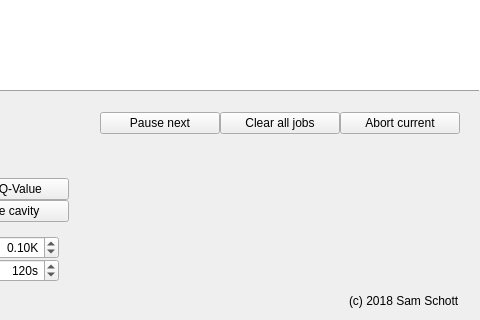
Before: the Qt Designer form customxepr/customxepr_ui_macos.ui in OE-FET/customxepr, drawn with Qt 5; both pictures show x 327 to 807 and y 344 to 664 of the 807 by 664 pixel window.
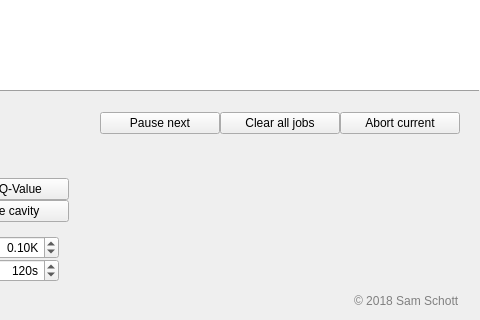
After: the same form once the commit is applied. Custom widgets are drawn as their Qt base class.

```diff
--- a/customxepr/customxepr_ui_macos.ui
+++ b/customxepr/customxepr_ui_macos.ui
@@ -92,8 +92,11 @@
       </item>
       <item row="0" column="1" alignment="Qt::AlignRight">
        <widget class="QLabel" name="labelCopyRight">
+        <property name="styleSheet">
+         <string notr="true">color: grey</string>
+        </property>
         <property name="text">
-         <string>(c) 2018 Sam Schott</string>
+         <string>© 2018 Sam Schott</string>
         </property>
        </widget>
       </item>
```
